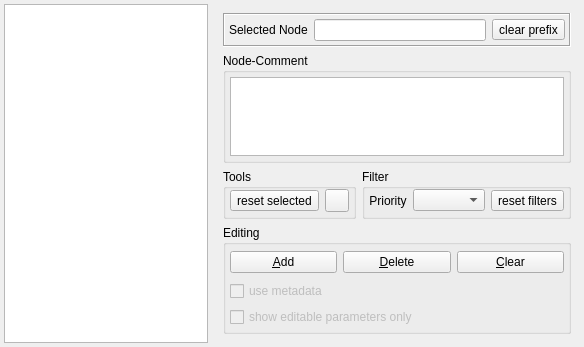
First picture: the form in src/ObjectInspector.ui, repository flowexpert/charon, before the edit.
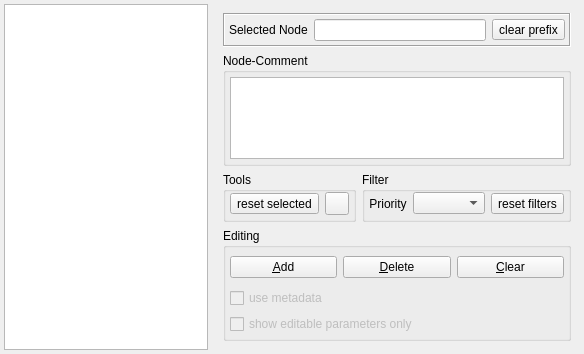
Second picture: the form after the edit. Icons and pictures are not drawn. Custom widgets are drawn as their Qt base class.

```diff
--- a/src/ObjectInspector.ui
+++ b/src/ObjectInspector.ui
@@ -7,7 +7,7 @@
     <x>0</x>
     <y>0</y>
     <width>584</width>
-    <height>347</height>
+    <height>354</height>
    </rect>
   </property>
   <property name="windowTitle">
```
